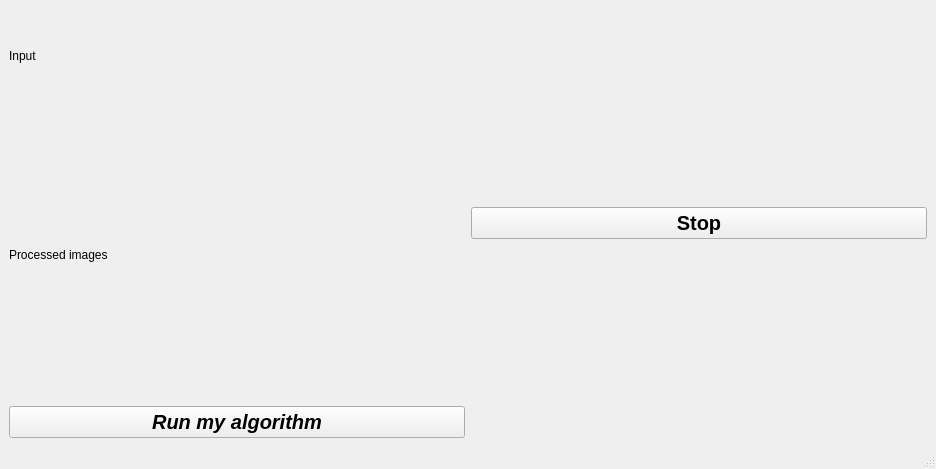
RoboticsLabURJC/2016-tfg-irene-lope, file Stop_Practice/gui/3d_reconstructrionui_smaller.ui: the form before one commit.
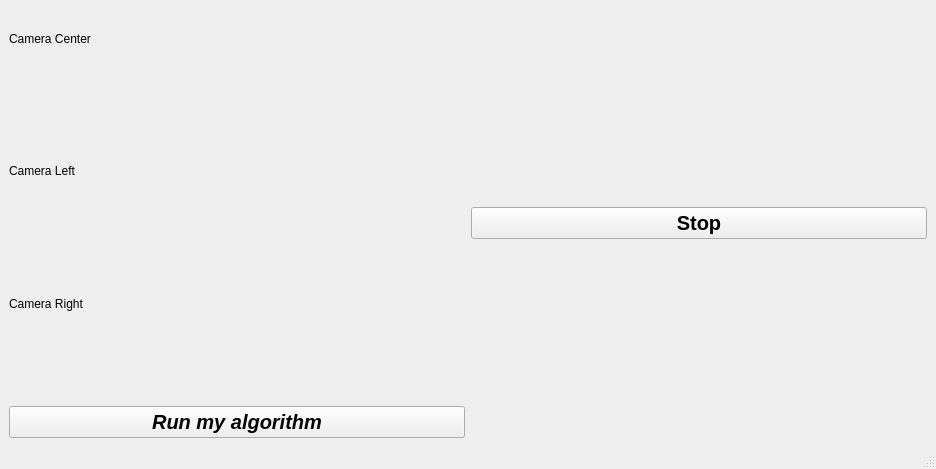
The form after the commit. Icons and pictures are not drawn.

Commit message: añadidas 2 camaras

```diff
--- a/Stop_Practice/gui/3d_reconstructrionui_smaller.ui
+++ b/Stop_Practice/gui/3d_reconstructrionui_smaller.ui
@@ -84,7 +84,7 @@
        <item row="0" column="0">
          <widget class="QLabel" name="label_1">
           <property name="text">
-           <string>Input</string>
+           <string>Camera Center</string>
           </property>
          </widget>
         </item>
@@ -100,7 +100,7 @@
         <item row="2" column="0">
          <widget class="QLabel" name="label_2">
           <property name="text">
-           <string>Processed images</string>
+           <string>Camera Left</string>
           </property>
          </widget>
         </item>
@@ -112,6 +112,24 @@
           </property>
          </widget>
         </item>
+        
+        
+        <item row="4" column="0">
+         <widget class="QLabel" name="label_3">
+          <property name="text">
+           <string>Camera Right</string>
+          </property>
+         </widget>
+        </item>
+        
+        <item row="5" column="0">
+         <widget class="QLabel" name="imageRight">
+          <property name="text">
+           <string/>
+          </property>
+         </widget>
+        </item>
+        
        </layout>
       </item>
       <item>
```
Left out of the diff: 9 changed lines with no effect on the pictures.
